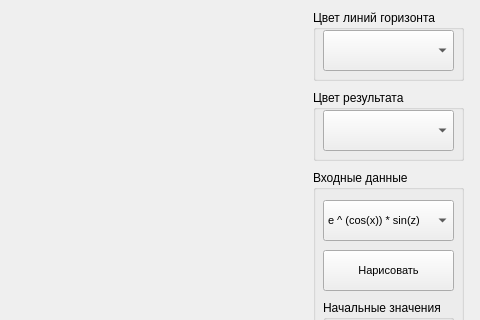
First picture: the form in Lab10/mainwindow.ui, repository Inlucker/ComputerGraphics, before the edit; both pictures show x 797 to 1277 and y 0 to 320 of the 1277 by 877 pixel window.
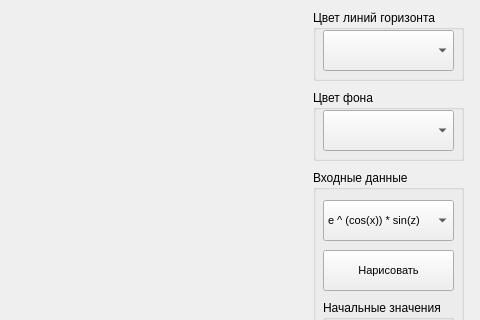
Second picture: the form after the edit.

```diff
--- a/Lab10/mainwindow.ui
+++ b/Lab10/mainwindow.ui
@@ -61,7 +61,7 @@
      </rect>
     </property>
     <property name="title">
-     <string>Цвет результата</string>
+     <string>Цвет фона</string>
     </property>
     <widget class="QComboBox" name="backgroundColor_comboBox">
      <property name="geometry">
```
Left out of the diff: 7 changed lines with no effect on the pictures.
